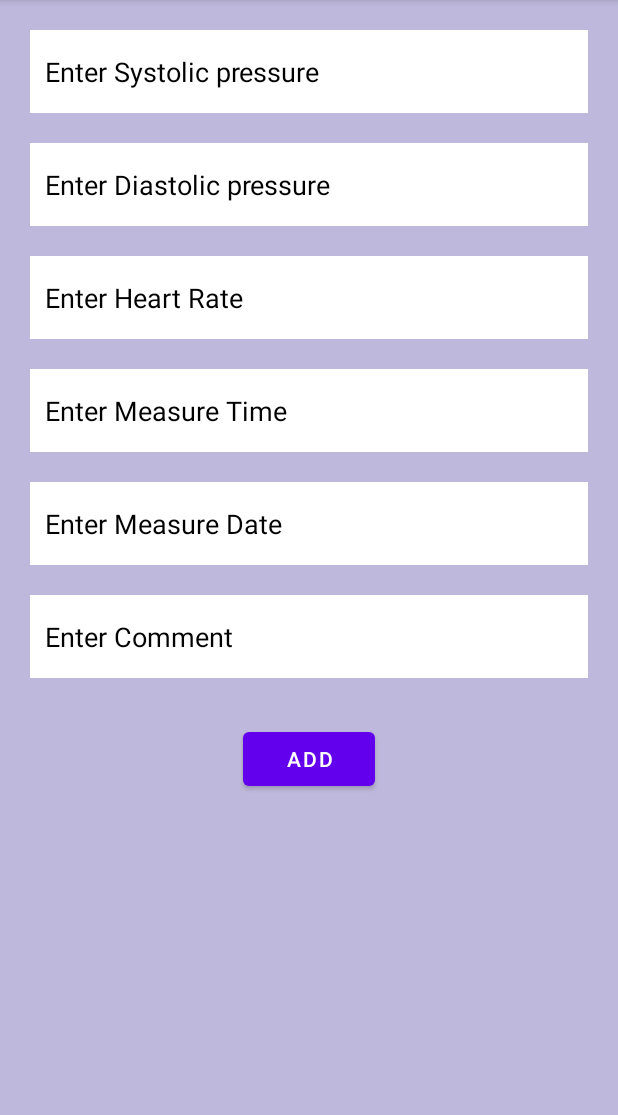
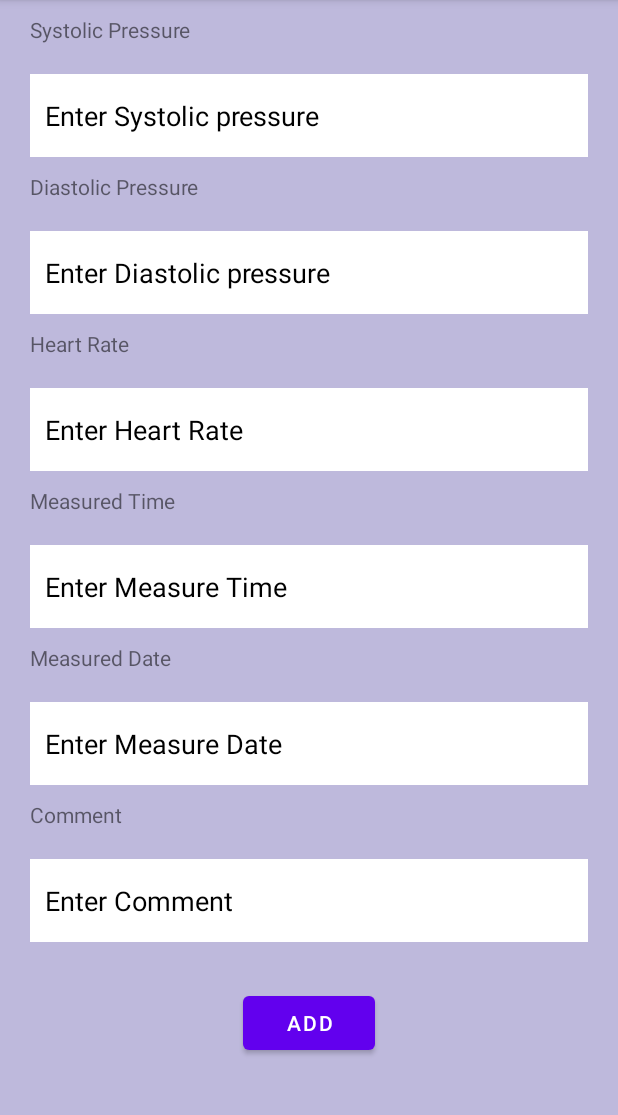
Before and after one commit to MEHEDY-HASSAN/CardiacRecorder, an Android app: the AddActivity screen opened directly, with no data from a screen before it, on a phone screen of 412 x 824 dp, the part 84-1199 px from its top. Run offline under Robolectric (Android 15) with nearby library versions, the phone set to English and light mode, and no system bars; our stand-ins replace Firebase (no records; nobody signed in at launch, a user with empty details on screens opened directly); Roboto replaces fonts that are not available here.

Commit message:
added some layouts

```diff
--- a/app/src/main/res/layout/activity_add.xml
+++ b/app/src/main/res/layout/activity_add.xml
@@ -11,16 +11,16 @@
     <TextView
         android:layout_width="wrap_content"
         android:layout_height="wrap_content"
-        android:text="Enter Systolic pressure"
-        android:id="@+id/demo_id_1"
-        android:paddingLeft="10dp"
+        android:id="@+id/add_label_systolic_pressure"
+        android:text="Systolic Pressure"
+        android:textSize="14dp"
         android:layout_marginLeft="20dp"
         android:layout_marginRight="20dp"
         android:layout_marginTop="10dp"
-        android:paddingTop="15dp"
-        android:textStyle="bold"
-        ></TextView>
+        >
+    </TextView>
     <EditText
+        android:layout_below="@+id/add_label_systolic_pressure"
         android:layout_width="match_parent"
         android:layout_height="wrap_content"
         android:id="@+id/Add_Enter_Systolic_pressure"
@@ -35,11 +35,22 @@
         android:paddingTop="15dp"
         android:paddingBottom="15dp">
     </EditText>
-
+    <TextView
+        android:layout_width="wrap_content"
+        android:layout_height="wrap_content"
+        android:id="@+id/add_label_diastolic_pressure"
+        android:layout_below="@+id/Add_Enter_Systolic_pressure"
+        android:text="Diastolic Pressure"
+        android:textSize="14dp"
+        android:layout_marginLeft="20dp"
+        android:layout_marginRight="20dp"
+        android:layout_marginTop="10dp"
+        >
+    </TextView>
     <EditText
         android:layout_width="match_parent"
         android:layout_height="wrap_content"
-        android:layout_below="@id/Add_Enter_Systolic_pressure"
+        android:layout_below="@id/add_label_diastolic_pressure"
         android:id="@+id/Add_Enter_Diastolic_pressure"
         android:hint="Enter Diastolic pressure"
         android:textColor="#000000"
@@ -52,11 +63,22 @@
         android:paddingTop="15dp"
         android:paddingBottom="15dp">
     </EditText>
-
+    <TextView
+        android:layout_width="wrap_content"
+        android:layout_height="wrap_content"
+        android:id="@+id/add_label_heart_rate"
+        android:layout_below="@+id/Add_Enter_Diastolic_pressure"
+        android:text="Heart Rate"
+        android:textSize="14dp"
+        android:layout_marginLeft="20dp"
+        android:layout_marginRight="20dp"
+        android:layout_marginTop="10dp"
+        >
+    </TextView>
     <EditText
         android:layout_width="match_parent"
         android:layout_height="wrap_content"
-        android:layout_below="@id/Add_Enter_Diastolic_pressure"
+        android:layout_below="@id/add_label_heart_rate"
         android:id="@+id/Add_Enter_Heart_Rate"
         android:hint="Enter Heart Rate"
         android:textColor="#000000"
@@ -69,11 +91,23 @@
         android:paddingTop="15dp"
         android:paddingBottom="15dp">
     </EditText>
+    <TextView
+        android:layout_width="wrap_content"
+        android:layout_height="wrap_content"
+        android:id="@+id/add_label_Enter_Measure_time"
+        android:layout_below="@+id/Add_Enter_Heart_Rate"
+        android:text="Measured Time"
+        android:textSize="14dp"
+        android:layout_marginLeft="20dp"
+        android:layout_marginRight="20dp"
+        android:layout_marginTop="10dp"
+        >
+    </TextView>
 
     <EditText
         android:layout_width="match_parent"
         android:layout_height="wrap_content"
-        android:layout_below="@id/Add_Enter_Heart_Rate"
+        android:layout_below="@id/add_label_Enter_Measure_time"
         android:id="@+id/ADD_Enter_Measure_Time"
         android:hint="Enter Measure Time"
         android:textColor="#000000"
@@ -86,11 +120,22 @@
         android:paddingTop="15dp"
         android:paddingBottom="15dp">
     </EditText>
-
+    <TextView
+        android:layout_width="wrap_content"
+        android:layout_height="wrap_content"
+        android:id="@+id/add_label_measured_date"
+        android:layout_below="@+id/ADD_Enter_Measure_Time"
+        android:text="Measured Date"
+        android:textSize="14dp"
+        android:layout_marginLeft="20dp"
+        android:layout_marginRight="20dp"
+        android:layout_marginTop="10dp"
+        >
+    </TextView>
     <EditText
         android:layout_width="match_parent"
         android:layout_height="wrap_content"
-        android:layout_below="@id/ADD_Enter_Measure_Time"
+        android:layout_below="@id/add_label_measured_date"
         android:id="@+id/ADD_Enter_Measure_Date"
         android:hint="Enter Measure Date"
         android:textColor="#000000"
@@ -103,11 +148,22 @@
         android:paddingTop="15dp"
         android:paddingBottom="15dp">
     </EditText>
-
+    <TextView
+        android:layout_width="wrap_content"
+        android:layout_height="wrap_content"
+        android:id="@+id/add_label_enter_comment"
+        android:layout_below="@+id/ADD_Enter_Measure_Date"
+        android:text="Comment"
+        android:textSize="14dp"
+        android:layout_marginLeft="20dp"
+        android:layout_marginRight="20dp"
+        android:layout_marginTop="10dp"
+        >
+    </TextView>
     <EditText
         android:layout_width="match_parent"
         android:layout_height="wrap_content"
-        android:layout_below="@id/ADD_Enter_Measure_Date"
+        android:layout_below="@id/add_label_enter_comment"
         android:id="@+id/ADD_Enter_Comment"
         android:paddingTop="15dp"
         android:paddingBottom="15dp"
```
Also changed, not shown: app/src/main/res/layout/activity_update.xml (+74 -10 lines), 1 other file.
